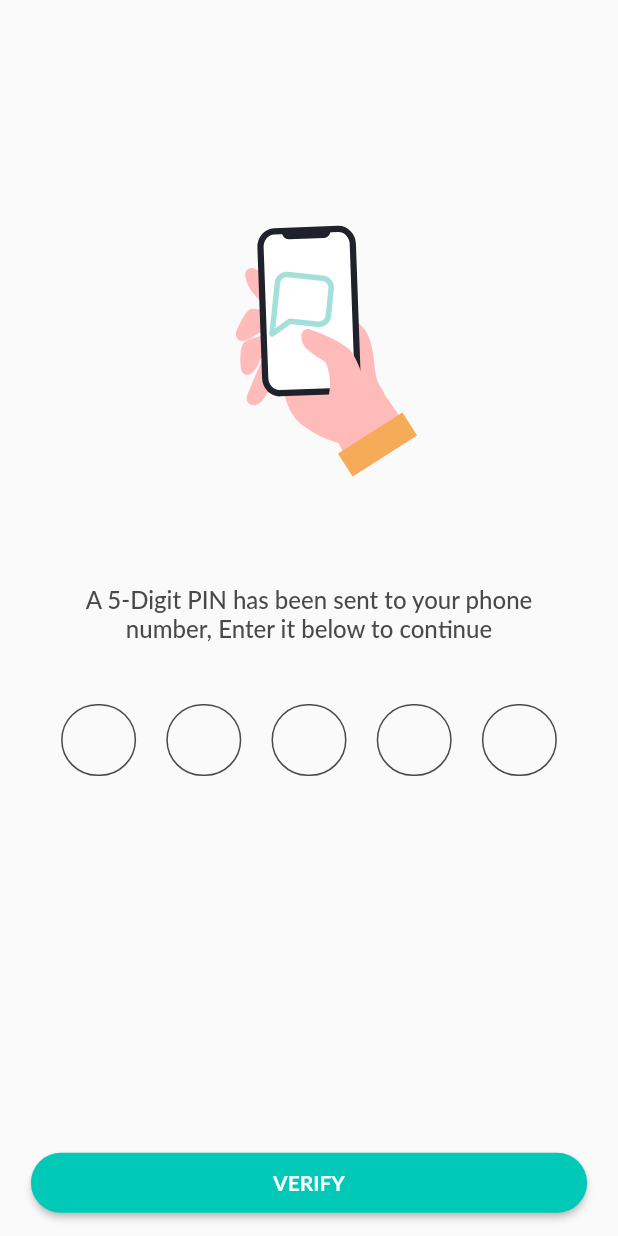
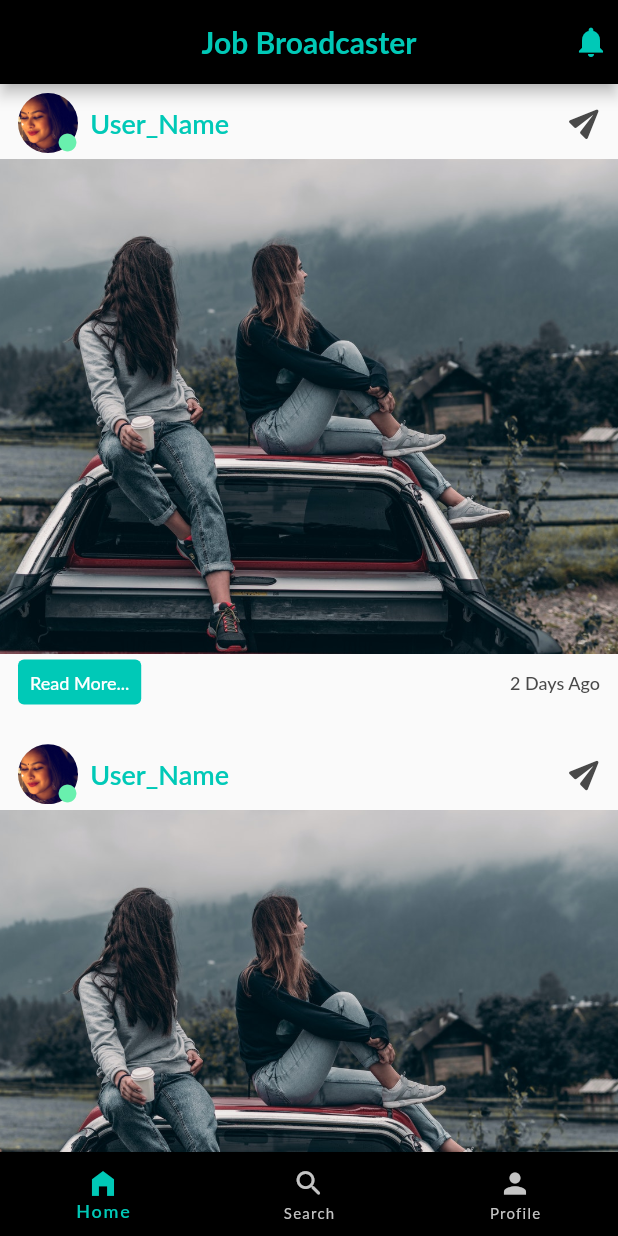
Before and after one commit to namanchandel31/Job-Broadcast, a Flutter app: the OtpScreen screen opened directly, after a tap on "VERIFY", on a phone screen of 412 x 824 dp. Run offline on Flutter 3.47's test engine with Material 2 defaults, Android fonts, the phone set to English and light mode, and no system bars; drawn by our look-alikes of otp_text_field; our stand-ins replace get, intl_phone_number_input, lottie, sizer, velocity_x; Roboto replaces fonts that are missing (Lato).

Commit message:
dash , bottom-nav

```diff
--- a/lib/main.dart
+++ b/lib/main.dart
@@ -1,5 +1,6 @@
 import 'package:flutter/material.dart';
 import 'package:get/get.dart';
+import 'package:jobbroadcaster/view/homepage_view.dart';
 import 'package:jobbroadcaster/view/landing_view.dart';
 import 'package:sizer/sizer.dart';
 import 'package:velocity_x/velocity_x.dart';
@@ -29,7 +30,7 @@ class _MyAppState extends State<MyApp> {
           fontFamily: 'Lato',
           primarySwatch: Colors.grey,
         ),
-        home: LandingScreen(),
+        home: HomePageScreen(),
       ),
     );
   }
--- /dev/null
+++ b/lib/view/homepage_view.dart
@@ -0,0 +1,344 @@
+// ignore_for_file: prefer_const_constructors
+
+import 'package:flutter/material.dart';
+import 'package:flutter/widgets.dart';
+import 'package:get/get.dart';
+import 'package:jobbroadcaster/appcolors.dart';
+import 'package:jobbroadcaster/view/notification_view.dart';
+import 'package:sizer/sizer.dart';
+import 'package:velocity_x/velocity_x.dart';
+
+class HomePageScreen extends GetView {
+  HomePageScreen({Key? key}) : super(key: key);
+
+  List imgs = [
+    'assets/img_1.jpg',
+    'assets/img_2.jpg',
+  ];
+
+  @override
+  Widget build(BuildContext context) {
+    return Scaffold(
+      appBar: AppBar(
+        actions: [
+          Icon(
+            Icons.notifications,
+            color: AppColors.primary,
+          ).paddingOnly(right: 6).onTap(() {
+            Get.to(() => NotificationScreen());
+          })
+        ],
+        automaticallyImplyLeading: false,
+        centerTitle: true,
+        title: Text('Job Broadcaster',
+            style: TextStyle(
+              fontWeight: FontWeight.bold,
+              color: AppColors.primary,
+            )),
+        backgroundColor: AppColors.black,
+      ),
+      body: ListView.builder(
+        itemBuilder: (context, index) => Column(
+          children: [
+            Row(
+              children: [
+                Container(
+                  height: 40,
+                  width: 40,
+                  decoration: BoxDecoration(
+                    shape: BoxShape.circle,
+                    image: DecorationImage(
+                        image: AssetImage(
+                          'assets/profile.jpg',
+                        ),
+                        fit: BoxFit.cover),
+                  ),
+                  child: Container(
+                    height: 4,
+                    width: 4,
+                    alignment: Alignment.bottomRight,
+                    decoration: BoxDecoration(
+                        // shape: BoxShape.circle,
+                        // color: Colors.greenAccent
+                        ),
+                    child: Icon(
+                      Icons.circle,
+                      color: Colors.greenAccent,
+                      size: 14,
+                    ),
+                  ),
+                ),
+                2.w.widthBox,
+                Column(
+                    crossAxisAlignment: CrossAxisAlignment.start,
+                    children: const [
+                      Text(
+                        'User_Name',
+                        style: TextStyle(
+                            fontSize: 18,
+                            color: AppColors.primary,
+                            fontWeight: FontWeight.w600),
+                      ),
+                      // Text(
+                      //   '@location',
+                      //   style: TextStyle(
+                      //       fontSize: 12,
+                      //       color: AppColors.greytext,
+                      //       fontWeight: FontWeight.w400),
+                      // ),
+                    ]),
+                Spacer(),
+                // Icon(Icons.more_vert_rounded),
+                Icon(
+                  Icons.send_rounded,
+                  color: AppColors.greytext,
+                ).rotate(-45).pOnly(bottom: 4, right: 2),
+              ],
+            ).pOnly(left: 12, top: 6, right: 6),
+            1.w.heightBox,
+            PageView.builder(
+              itemCount: imgs.length,
+              scrollDirection: Axis.horizontal,
+              allowImplicitScrolling: false,
+              pageSnapping: true,
+              itemBuilder: (context, index) => Container(
+                width: 100.w,
+                height: 80.w,
+                child: Image.asset(imgs[index], fit: BoxFit.cover),
+              ),
+            ).h(80.w),
+            0.w.heightBox,
+            Row(
+              mainAxisAlignment: MainAxisAlignment.spaceBetween,
+              children: [
+                TextButton(
+                  onPressed: () {},
+                  style: ButtonStyle(
+                    // fixedSize: MaterialStateProperty<Size>(),
+                    foregroundColor: MaterialStateProperty.all(AppColors.white),
+                    backgroundColor:
+                        MaterialStateProperty.all(AppColors.primary),
+                  ),
+                  child: Text(
+                    'Read More...',
+                    style: TextStyle(fontSize: 12, fontWeight: FontWeight.w500),
+                  ),
+                ).pOnly(top: 4, bottom: 4),
+                Text(
+                  '2 Days Ago',
+                  style: TextStyle(
+                      fontSize: 12,
+                      color: AppColors.greytext,
+                      fontWeight: FontWeight.w500),
+                )
+              ],
+            ).pSymmetric(h: 12).h(38),
+            2.h.heightBox,
+          ],
+        ),
+        itemCount: 8,
+        scrollDirection: Axis.vertical,
+
+        // shrinkWrap: true,
+      ).h(context.height),
+      bottomNavigationBar: BottomNavigationBar(
+          backgroundColor: AppColors.black,
+          showUnselectedLabels: true,
+          showSelectedLabels: true,
+          currentIndex: 0,
+          iconSize: 22,
+          unselectedItemColor: AppColors.greylight,
+          selectedItemColor: AppColors.primary,
+          selectedLabelStyle: TextStyle(
+              color: AppColors.primary,
+              fontWeight: FontWeight.w600,
+              fontSize: 12,
+              letterSpacing: 1.2),
+          unselectedLabelStyle: TextStyle(
+              color: AppColors.white,
+              fontSize: 10,
+              fontWeight: FontWeight.w400,
+              letterSpacing: 1),
+          items: [
+            BottomNavigationBarItem(
+              icon: Icon(
+                Icons.home_filled,
+                color: AppColors.greylight,
+              ),
+              activeIcon: Icon(
+                Icons.home_filled,
+                color: AppColors.primary,
+              ),
+              label: 'Home',
+            ),
+            BottomNavigationBarItem(
+                icon: Icon(
+                  Icons.search_rounded,
+                  color: AppColors.greylight,
+                ),
+                activeIcon: Icon(
+                  Icons.search_rounded,
+                  color: AppColors.primary,
+                ),
+                label: 'Search'),
+            BottomNavigationBarItem(
+                icon: Icon(
+                  Icons.person,
+                  color: AppColors.greylight,
+                ),
+                activeIcon: Icon(
+                  Icons.person,
+                  color: AppColors.primary,
+                ),
+                label: 'Profile')
+          ]),
+      // BottomAppBar(
+      //     color: AppColors.black,
+      //     elevation: 10,
+      //     // notchMargin: 10,
+      //     // shape: NotchedShape(),
+      //     child: Row(
+      //       mainAxisAlignment: MainAxisAlignment.spaceAround,
+      //       crossAxisAlignment: CrossAxisAlignment.center,
+      //       children: [
+      //         Text(
+      //           'Home',
+      //           style: TextStyle(
+      // color: AppColors.primary,
+      // fontWeight: FontWeight.w700,
+      // letterSpacing: 1),
+      //         ),
+      //         Text(
+      //           'Search',
+      //           style: TextStyle(
+      //               color: AppColors.primary,
+      //               fontWeight: FontWeight.w700,
+      //               letterSpacing: 1),
+      //         ),
+      //         Text(
+      //           'Profile',
+      //           style: TextStyle(
+      //               color: AppColors.primary,
+      //               fontWeight: FontWeight.w700,
+      //               letterSpacing: 1),
+      //         ),
+      //       ],
+      //     )).h(8.h),
+      // .h(84.h),
+
+      //  Column(
+      //   crossAxisAlignment: CrossAxisAlignment.center,
+      //   children: [
+      //     Container(
+      //       width: 94.w,
+      //       height: 84.h,
+      //       child: ListView.builder(
+      //         itemBuilder: (context, index) => Container(
+      //           height: 165,
+      //           decoration: BoxDecoration(
+      //             border: Border.all(color: AppColors.greylight),
+      //             borderRadius: BorderRadius.all(
+      //               Radius.circular(20),
+      //             ),
+      //             // ignore: prefer_const_literals_to_create_immutables
+      //             boxShadow: [
+      //               BoxShadow(
+      //                   color: AppColors.greytext,
+      //                   offset: Offset(0, 0),
+      //                   blurStyle: BlurStyle.outer,
+      //                   blurRadius: 1,
+      //                   spreadRadius: 0)
+      //             ],
+      //           ),
+      //           clipBehavior: Clip.hardEdge,
+      //           child: Column(
+      //             crossAxisAlignment: CrossAxisAlignment.center,
+      //             children: [
+      //               Row(
+      //                 mainAxisAlignment: MainAxisAlignment.spaceBetween,
+      //                 // ignore: prefer_const_literals_to_create_immutables
+      //                 children: [
+      //                   Text('Company Name', style: TextStyle()),
+      //                   Text('Status',
+      //                       style: TextStyle(
+      //                         fontWeight: FontWeight.bold,
+      //                       )),
+      //                 ],
+      //               )
+      //                   .paddingSymmetric(horizontal: 16)
+      //                   .backgroundColor(AppColors.primary)
+      //                   .h(30),
+      //               1.h.heightBox,
+      //               Row(crossAxisAlignment: CrossAxisAlignment.center,
+      //                   // mainAxisAlignment: MainAxisAlignment.center,
+      //                   children: [
+      //                     Image.asset(
+      //                       'assets/icons/coupon.png',
+      //                       scale: 10,
+      //                     ),
+      //                     // Spacer(),
+      //                     4.w.widthBox,
+      //                     Column(
+      //                       crossAxisAlignment: CrossAxisAlignment.start,
+      //                       // mainAxisAlignment: MainAxisAlignment.end,
+      //                       children: [
+      //                         Text(
+      //                           'Profile',
+      //                           style: TextStyle(
+      //                               fontWeight: FontWeight.bold, fontSize: 20),
+      //                         ),
+      //                         Text(
+      //                           'Key requirements',
+      //                           style: TextStyle(fontSize: 12),
+      //                         )
+      //                       ],
+      //                     ),
+      //                   ]).paddingSymmetric(horizontal: 12, vertical: 8),
+      //               Row(
+      //                 mainAxisAlignment: MainAxisAlignment.spaceBetween,
+      //                 children: [
+      //                   Text('1 Day Ago..'),
+      //                   Spacer(),
+      //                   OutlinedButton(
+      //                     style: ButtonStyle(
+      //                         // textStyle: TextStyle(s),
+      //                         fixedSize: MaterialStateProperty.all<Size>(
+      //                             Size(150, 30)),
+      //                         minimumSize: MaterialStateProperty.all<Size>(
+      //                             Size(150, 30)),
+      //                         foregroundColor:
+      //                             MaterialStateProperty.all(AppColors.primary),
+      //                         shape: MaterialStateProperty.all<
+      //                                 RoundedRectangleBorder>(
+      //                             RoundedRectangleBorder(
+      //                                 borderRadius: BorderRadius.all(
+      //                                     Radius.circular(25))))),
+      //                     onPressed: () {},
+      //                     child: Text(
+      //                       'Click to know more',
+      //                       style: TextStyle(
+      //                         fontSize: 12,
+      //                       ),
+      //                     ),
+      //                   ),
+      //                   2.w.widthBox,
+      //                   Icon(
+      //                     Icons.share,
+      //                     color: AppColors.primary,
+      //                     size: 20,
+      //                   ),
+      //                 ],
+      //               ).paddingOnly(right: 16, bottom: 8, left: 16),
+      //             ],
+      //             // mainAxisAlignment: MainAxisAlignment.center,
+      //           ),
+      //         ).paddingSymmetric(vertical: 8),
+      //         itemCount: 10,
+      //         scrollDirection: Axis.vertical,
+      //       ),
+      //     ).centered(),
+      //   ],
+      // ),
+    );
+  }
+}
--- /dev/null
+++ b/lib/view/notification_view.dart
@@ -0,0 +1,62 @@
+import 'package:flutter/material.dart';
+import 'package:flutter/src/foundation/key.dart';
+import 'package:flutter/src/widgets/framework.dart';
+import 'package:get/get.dart';
+import 'package:jobbroadcaster/appcolors.dart';
+import 'package:sizer/sizer.dart';
+
+class NotificationScreen extends GetView {
+  const NotificationScreen({Key? key}) : super(key: key);
+
+  @override
+  Widget build(BuildContext context) {
+    return Scaffold(
+      appBar: AppBar(
+        title: Text(
+          'Notifications',
+          style: TextStyle(color: AppColors.primary),
+        ),
+        backgroundColor: AppColors.black,
+
+        leading: InkWell(
+          onTap: () {
+            Get.back();
+          },
+          child: Icon(
+            Icons.arrow_back_ios_new_rounded,
+            color: AppColors.primary,
+          ),
+        ),
+        centerTitle: true,
+        // backgroundColor: AppColors.black,
+      ),
+      body: Column(
+        children: [
+          SizedBox(
+            width: 94.w,
+            height: 84.h,
+            child: ListView.builder(
+              itemBuilder: (context, index) => ListTile(
+                dense: true,
+                leading: Image.asset(
+                  'assets/icons/bell.png',
+                  color: AppColors.primary,
+                  scale: 18,
+                ),
+                title: Text(
+                  'Designation',
+                  style: TextStyle(fontSize: 16, fontWeight: FontWeight.bold),
+                ),
+                subtitle: Text('Key Requirements'),
+                contentPadding: EdgeInsets.symmetric(vertical: 2),
+                trailing: Text('@company'),
+              ).paddingSymmetric(horizontal: 16),
+              itemCount: 20,
+              scrollDirection: Axis.vertical,
+            ),
+          )
+        ],
+      ),
+    );
+  }
+}
--- a/lib/view/otp_view.dart
+++ b/lib/view/otp_view.dart
@@ -2,6 +2,7 @@ import 'package:flutter/material.dart';
 import 'package:flutter/src/foundation/key.dart';
 import 'package:flutter/src/widgets/framework.dart';
 import 'package:get/get.dart';
+import 'package:jobbroadcaster/view/homepage_view.dart';
 import 'package:lottie/lottie.dart';
 import 'package:otp_text_field/otp_field_style.dart';
 import 'package:otp_text_field/style.dart';
@@ -79,7 +80,7 @@ class _OtpScreenState extends State<OtpScreen> {
                   code = pin;
                   // print("Completed: " + code);
                 }),
-            30.h.heightBox,
+            20.h.heightBox,
             ElevatedButton(
               style: ButtonStyle(
                 backgroundColor: MaterialStateProperty.all(AppColors.primary),
@@ -94,7 +95,7 @@ class _OtpScreenState extends State<OtpScreen> {
                 ),
               ),
               onPressed: () {
-                // Get.to(() => const NewPasswordScreen());
+                Get.to(() => HomePageScreen());
               },
               child: const Text(
                 'VERIFY',
--- a/pubspec.yaml
+++ b/pubspec.yaml
@@ -66,6 +66,7 @@ flutter:
   # To add assets to your application, add an assets section, like this:
   assets:
     - assets/
+    - assets/icons/
     # - images/a_dot_ham.jpeg
 
   # An image asset can refer to one or more resolution-specific "variants", see
```
Also changed, not shown: assets/icons/bell.png (added), assets/icons/coupon.png (added), assets/img_1.jpg (added), assets/img_2.jpg (added), assets/profile.jpg (added), lib/controller/dashboard_controller.dart (added), lib/view/postDetail_view.dart (added).
